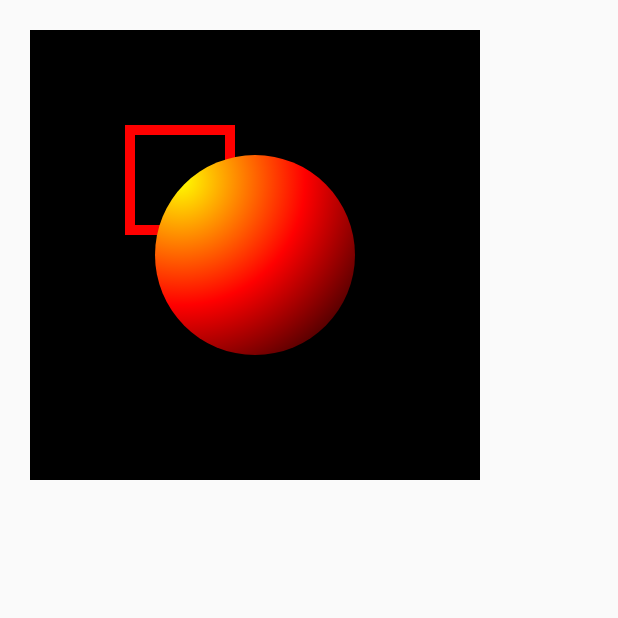
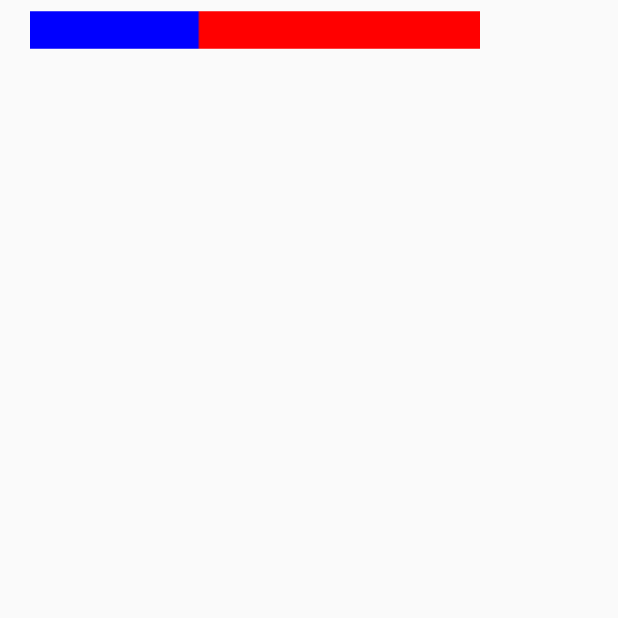
Before and after one commit to GrafVonTee/jetpack-compose-learning, an Android app built with Jetpack Compose: the screen it shows after launch (MainActivity), on a phone screen of 412 x 824 dp, the top half of it. Run offline under Robolectric (Android 15) with nearby library versions, the phone set to English and light mode, and no system bars.

Commit message:
Material3 Bar Example

```diff
--- a/app/src/main/java/com/example/composecourse/MainActivity.kt
+++ b/app/src/main/java/com/example/composecourse/MainActivity.kt
@@ -75,81 +75,23 @@ fun MyCanvas() {
         modifier = Modifier
             .padding(20.dp)
             .size(300.dp),
+
     ) {
-        drawRect(
-            color = Color.Black,
-            size = size
-        )
-        drawRect(
-            color = Color.Red,
-            topLeft = Offset(100f, 100f),
-            size = Size(100f, 100f),
-            style = Stroke(
-                width = 10f,
-            )
-        )
-        drawCircle(
-            brush = Brush.radialGradient(
-                colors = listOf(Color.Yellow, Color.Red, Color.Black),
-                center = center - Offset(75f, 75f),
-                radius = 250f
-            ),
-            radius = 100f,
-            center = center
-        )
-
-        drawArc(
-            brush = Brush.radialGradient(
-                colors = listOf(Color.Yellow, Color.Red, Color.Black),
-                center = Offset(100f, 500f) + Offset(200f / 2, 200f / 2),
-                radius = 200f
-            ),
-            startAngle = 0f,
-            sweepAngle = 270f,
-            useCenter = true,
-            topLeft = Offset(100f, 500f),
-            size = Size(200f, 200f),
-        )
-        drawArc(
-            brush = Brush.radialGradient(
-                colors = listOf(Color.Cyan, Color.Blue, Color.Black),
-                center = Offset(100f, 500f) + Offset(200f / 2, 200f / 2),
-                radius = 200f
-            ),
-            startAngle = 270f,
-            sweepAngle = 90f,
-            useCenter = true,
-            topLeft = Offset(100f, 500f),
-            size = Size(200f, 200f),
-        )
-
-        drawArc(
-            brush = Brush.radialGradient(
-                colors = listOf(Color.Cyan, Color.Blue, Color.Black),
-                center = Offset(500f, 500f) + Offset(200f / 4, 200f / 4),
-                radius = 200f
-            ),
-            startAngle = 0f,
-            sweepAngle = 270f,
-            useCenter = false,
-            topLeft = Offset(500f, 500f),
-            size = Size(200f, 200f),
-            style = Stroke(
-                width = 5.dp.toPx(),
-            )
-        )
-
-        drawOval(
-            color = Color.Magenta,
-            topLeft = Offset(500f, 100f),
-            size = Size(200f, 300f),
-        )
+        val lineStart = Offset(0f, 0f)
+        val lineEnd = Offset(size.width, 0f)
+        val balanceValue: Float = 3.toFloat() / (3 + 5)
+        val progressBarSpace = Offset(1f, 0f)
+        val barWidth = 25.dp.toPx()
 
         drawLine(
-            color = Color.Cyan,
-            start = Offset(300f, 700f),
-            end = Offset(700f, 700f),
-            strokeWidth = 5.dp.toPx(),
+            brush = Brush.linearGradient(
+                colors = listOf(Color.Blue, Color.Red),
+                start = lineStart + (lineEnd - lineStart) * balanceValue - progressBarSpace,
+                end = lineStart + (lineEnd - lineStart) * balanceValue + progressBarSpace,
+            ),
+            start = lineStart,
+            end = lineEnd,
+            strokeWidth = barWidth,
         )
     }
 }
```
